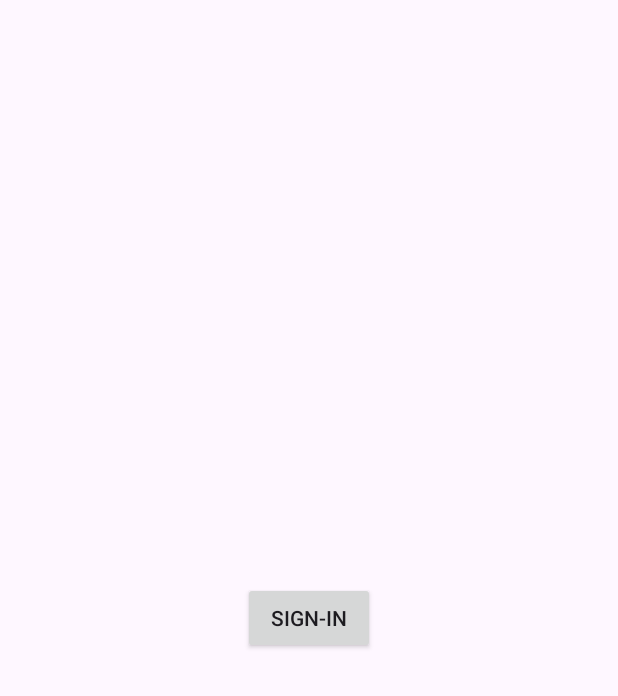
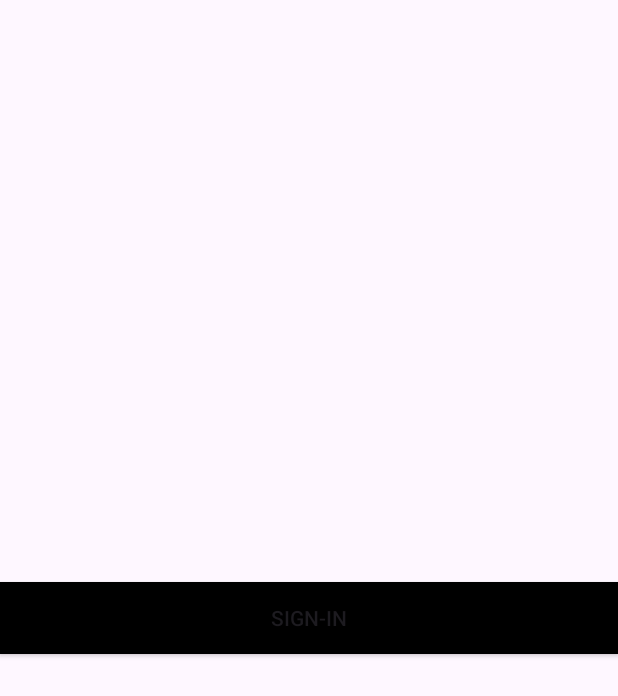
Before and after one commit to phamtanphat/DrawableResource11092023, an Android app: the screen it shows after launch (MainActivity), on a phone screen of 412 x 824 dp. Shown: the top 696 px of the screen. Run offline under Robolectric (Android 15) with nearby library versions, the phone set to English and light mode, and no system bars.

Commit message:
vi du theme va string resource

```diff
--- a/app/build.gradle.kts
+++ b/app/build.gradle.kts
@@ -39,7 +39,7 @@ dependencies {
 
     implementation("androidx.core:core-ktx:1.9.0")
     implementation("androidx.appcompat:appcompat:1.6.1")
-    implementation("com.google.android.material:material:1.10.0")
+    implementation("com.google.android.material:material:1.8.0")
     implementation("androidx.constraintlayout:constraintlayout:2.1.4")
     testImplementation("junit:junit:4.13.2")
     androidTestImplementation("androidx.test.ext:junit:1.1.5")
--- a/app/src/main/res/layout/activity_main.xml
+++ b/app/src/main/res/layout/activity_main.xml
@@ -7,8 +7,7 @@
     tools:context=".MainActivity">
 
     <androidx.appcompat.widget.AppCompatButton
-        android:layout_width="wrap_content"
-        android:layout_height="wrap_content"
+        style="@style/MyChild"
         android:text="@string/label_button_sign_in"
         app:layout_constraintBottom_toBottomOf="parent"
         app:layout_constraintEnd_toEndOf="parent"
--- a/app/src/main/res/values/themes.xml
+++ b/app/src/main/res/values/themes.xml
@@ -6,4 +6,14 @@
     </style>
 
     <style name="Theme.DrawableResource11092023" parent="Base.Theme.DrawableResource11092023" />
+
+    <style name="MyParent">
+        <item name="android:layout_width">match_parent</item>
+        <item name="android:layout_height">wrap_content</item>
+    </style>
+
+    <style name="MyChild" parent="MyParent">
+        <item name="android:background">@color/black</item>
+    </style>
+
 </resources>
```
Also changed, not shown: 1 other file.
